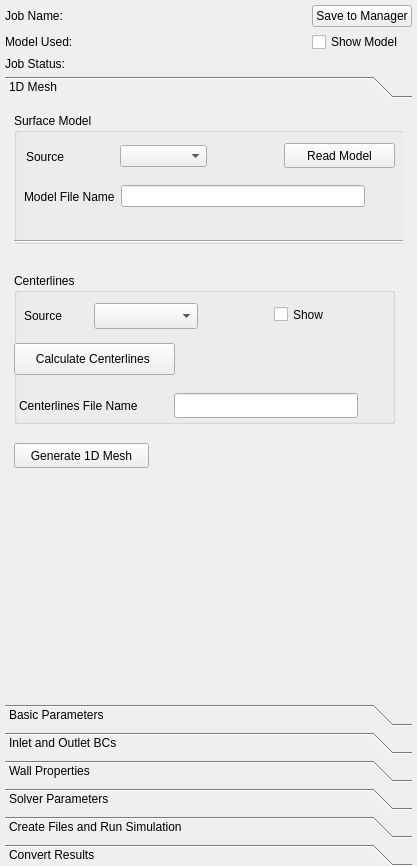
Old version of the form Code/Source/sv4gui/Plugins/org.sv.gui.qt.simulation1d/sv4gui_SimulationView1d.ui in the repository SimVascular/SimVascular.
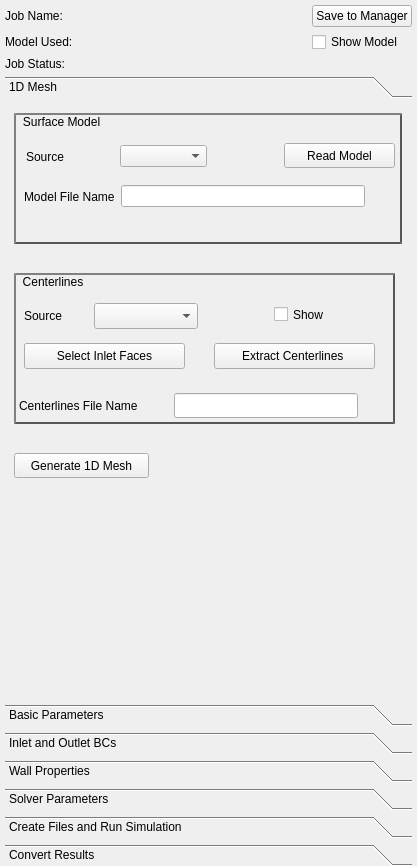
New version of the form. Custom widgets are drawn as their Qt base class.

Commit message: Add computing centerlines.

The edit to the form file:
```diff
--- a/Code/Source/sv4gui/Plugins/org.sv.gui.qt.simulation1d/sv4gui_SimulationView1d.ui
+++ b/Code/Source/sv4gui/Plugins/org.sv.gui.qt.simulation1d/sv4gui_SimulationView1d.ui
@@ -184,7 +184,7 @@
              <property name="geometry">
               <rect>
                <x>0</x>
-               <y>330</y>
+               <y>340</y>
                <width>135</width>
                <height>25</height>
               </rect>
@@ -198,10 +198,23 @@
               <rect>
                <x>0</x>
                <y>0</y>
-               <width>391</width>
+               <width>388</width>
                <height>131</height>
               </rect>
              </property>
+             <property name="styleSheet">
+              <string notr="true">QGroupBox { 
+border-width: 2px;  
+ border-color: rgb(85, 87, 83); 
+border-style: outset;
+ }
+
+QGroupBox::title {
+    subcontrol-origin: padding;
+    subcontrol-position: top left;
+    padding: 0 5px;
+ }</string>
+             </property>
              <property name="title">
               <string>Surface Model</string>
              </property>
@@ -262,19 +275,6 @@
                </item>
               </layout>
              </widget>
-             <widget class="Line" name="line">
-              <property name="geometry">
-               <rect>
-                <x>0</x>
-                <y>120</y>
-                <width>391</width>
-                <height>16</height>
-               </rect>
-              </property>
-              <property name="orientation">
-               <enum>Qt::Horizontal</enum>
-              </property>
-             </widget>
             </widget>
             <widget class="QGroupBox" name="groupBox_2">
              <property name="geometry">
@@ -285,6 +285,19 @@
                <height>151</height>
               </rect>
              </property>
+             <property name="styleSheet">
+              <string notr="true">QGroupBox { 
+border-width: 2px;  
+ border-color: rgb(85, 87, 83); 
+border-style: outset;
+ }
+
+QGroupBox::title {
+    subcontrol-origin: padding;
+    subcontrol-position: top left;
+    padding: 0 5px;
+ }</string>
+             </property>
              <property name="title">
               <string>Centerlines</string>
              </property>
@@ -314,7 +327,7 @@
              <widget class="QPushButton" name="readCenterlinesPushButton">
               <property name="geometry">
                <rect>
-                <x>0</x>
+                <x>10</x>
                 <y>70</y>
                 <width>124</width>
                 <height>25</height>
@@ -327,14 +340,14 @@
              <widget class="QPushButton" name="calculateCenterlinesPushButton">
               <property name="geometry">
                <rect>
-                <x>0</x>
+                <x>200</x>
                 <y>70</y>
                 <width>161</width>
-                <height>32</height>
+                <height>26</height>
                </rect>
               </property>
               <property name="text">
-               <string>Calculate Centerlines </string>
+               <string>Extract Centerlines </string>
               </property>
              </widget>
              <widget class="QLineEdit" name="centerlinesFileNameLineEdit">
@@ -373,6 +386,19 @@
                <string>Show</string>
               </property>
              </widget>
+             <widget class="QPushButton" name="selectModelFacesPushButton">
+              <property name="geometry">
+               <rect>
+                <x>10</x>
+                <y>70</y>
+                <width>161</width>
+                <height>26</height>
+               </rect>
+              </property>
+              <property name="text">
+               <string>Select Inlet Faces</string>
+              </property>
+             </widget>
             </widget>
            </widget>
           </item>
```
Left out of the diff: 24 changed lines with no effect on the pictures. The commit also changes 6 other files.
